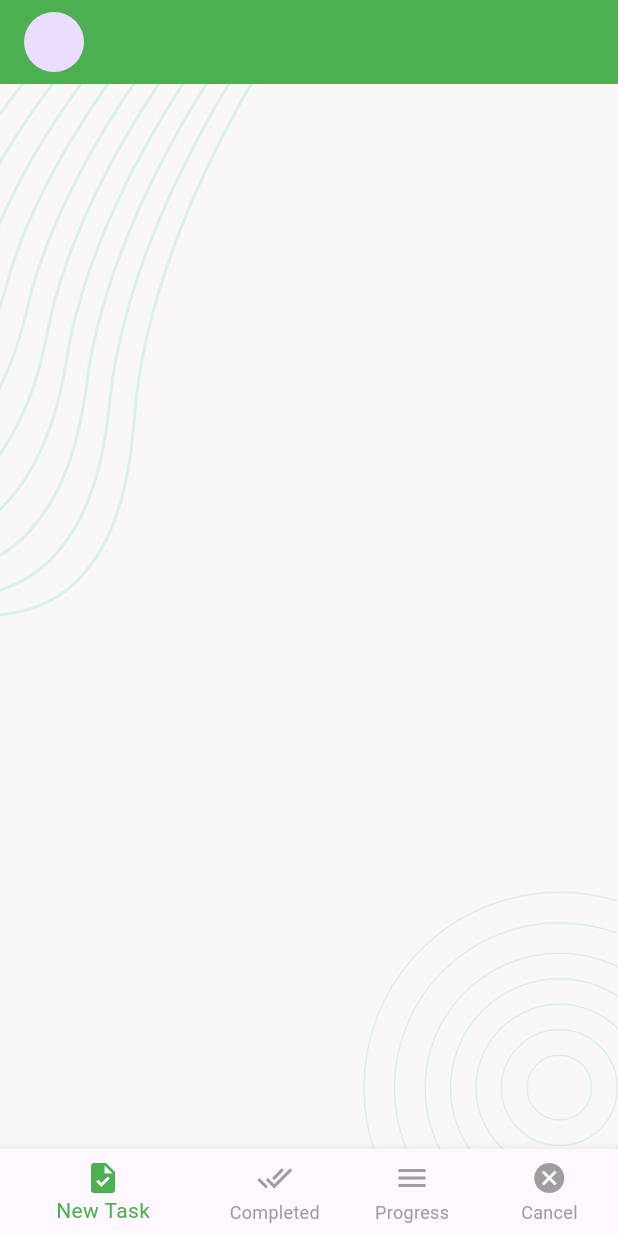
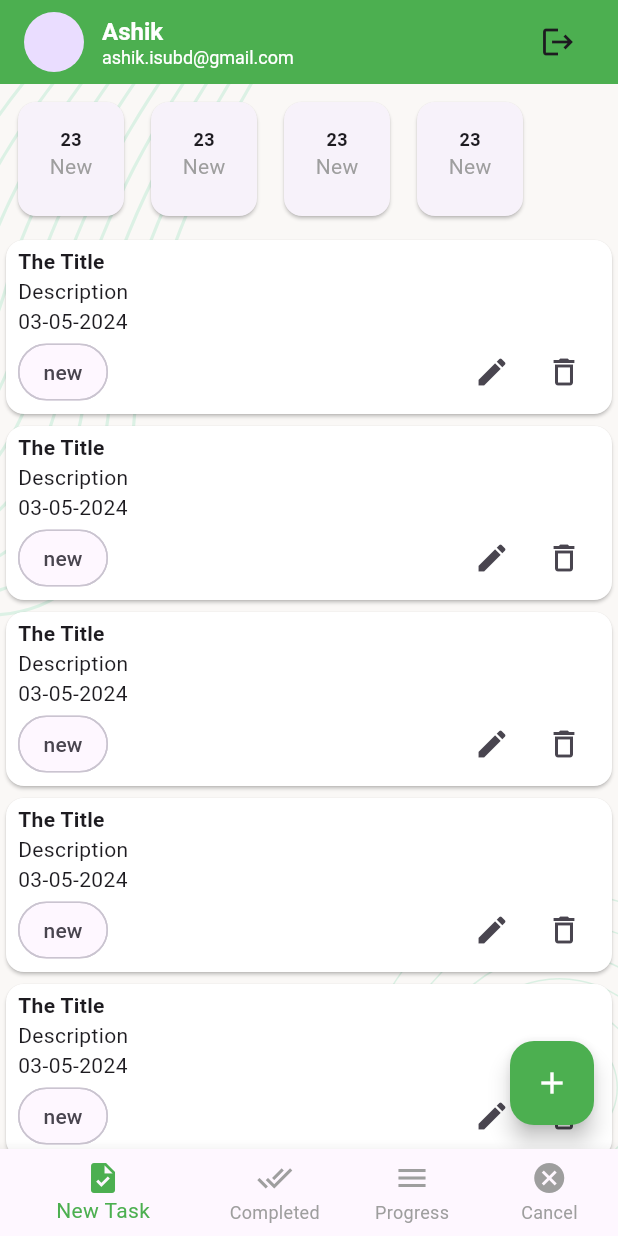
Before and after one commit to ashikisu/task_manager, a Flutter app: the screen it shows after launch, after a tap on the "arrow circle right" icon, on a phone screen of 412 x 824 dp. Run offline on Flutter 3.47's test engine with Material 3 defaults, Android fonts, the phone set to English and light mode, and no system bars; our stand-ins replace flutter_svg, pin_code_fields.

Commit message:
Ui Design

```diff
--- a/lib/app.dart
+++ b/lib/app.dart
@@ -2,12 +2,19 @@ import 'package:flutter/material.dart';
 import 'package:task_manager/presentation/utils/app_colors.dart';
 import 'presentation/screens/auth/splash_screen.dart';
 
-class TaskManager extends StatelessWidget {
+class TaskManager extends StatefulWidget {
   const TaskManager({Key? key}) : super(key: key);
+  static GlobalKey<NavigatorState> navigatorKey= GlobalKey<NavigatorState>();
 
+  @override
+  State<TaskManager> createState() => _TaskManagerState();
+}
+
+class _TaskManagerState extends State<TaskManager> {
   @override
   Widget build(BuildContext context) {
     return MaterialApp(
+      navigatorKey: TaskManager.navigatorKey,
       title: 'Task Managers',
       home:const SplashScreen(),
       theme:ThemeData(
@@ -41,6 +48,12 @@ class TaskManager extends StatelessWidget {
             fontWeight: FontWeight.w600,),
         ),
 
+        chipTheme: ChipThemeData(
+          shape: RoundedRectangleBorder(
+            borderRadius: BorderRadius.circular(50)
+          )
+        )
+
 
 
     ),
--- a/lib/main.dart
+++ b/lib/main.dart
@@ -1,6 +1,5 @@
 import 'package:flutter/material.dart';
 import 'package:task_manager/app.dart';
-import 'presentation/screens/auth/splash_screen.dart';
 
 void main() {
   runApp(const TaskManager());
--- a/lib/presentation/screens/main_bottom_nav_screen.dart
+++ b/lib/presentation/screens/main_bottom_nav_screen.dart
@@ -1,5 +1,8 @@
 import 'package:flutter/material.dart';
+import 'package:task_manager/presentation/screens/cancelled_task_screen.dart';
+import 'package:task_manager/presentation/screens/complete_task_screen.dart';
 import 'package:task_manager/presentation/screens/new_task_screen.dart';
+import 'package:task_manager/presentation/screens/progress_task_screen.dart';
 import 'package:task_manager/presentation/utils/app_colors.dart';
 class MainBottomNavScreen extends StatefulWidget {
   const MainBottomNavScreen({Key? key}) : super(key: key);
@@ -12,9 +15,9 @@ class _MainBottomNavScreenState extends State<MainBottomNavScreen> {
   int _currenSelectedIndex=0;
   final List<Widget> _screens=[
     const NewTaskScreen(),
-    const NewTaskScreen(),
-    const NewTaskScreen(),
-    const NewTaskScreen(),
+    const CompleteTaskScreen(),
+    const ProgressTaskScreen (),
+    const CancelledTaskScreen(),
   ];
   @override
   Widget build(BuildContext context) {
--- a/lib/presentation/screens/new_task_screen.dart
+++ b/lib/presentation/screens/new_task_screen.dart
@@ -1,6 +1,12 @@
+import 'package:flutter/cupertino.dart';
 import 'package:flutter/material.dart';
+import 'package:flutter/widgets.dart';
 import 'package:task_manager/presentation/utils/app_colors.dart';
 import 'package:task_manager/presentation/widget/background_widget.dart';
+import 'package:task_manager/presentation/widget/profile_bar.dart';
+
+import '../widget/task_card.dart';
+import '../widget/task_counter_card.dart';
 class NewTaskScreen extends StatefulWidget {
   const NewTaskScreen({Key? key}) : super(key: key);
 
@@ -12,26 +18,52 @@ class _NewTaskScreenState extends State<NewTaskScreen> {
   @override
   Widget build(BuildContext context) {
     return  Scaffold(
-      appBar: AppBar(
+      appBar: profileAppBar,
+      body: BackgroundWidget(
+
+            child:Column(
+            children: [
+              taskCounterSection,
+              Expanded(
+
+                  child:ListView.builder(
+                      itemCount: 6,
+                      itemBuilder: (context,index){
+
+                    return TaskCard();
+              }
+               )
+              )
+            ],
+          ),
+      ),
+      floatingActionButton: FloatingActionButton(
+        onPressed: () {  },
+        child: Icon(Icons.add,color: Colors.white,),
         backgroundColor: AppColors.themeColor,
-        title: Row(
-          children: [
-            CircleAvatar(),
-            Column(
-              children: [
-                const Text(''),
 
-              ],
-            ),
-          ],
-        ),
-      ),
-      body: BackgroundWidget(
-        child:Column(
-          children: [],
-        ),
       ),
 
     );
   }
+  Widget get taskCounterSection{
+    return SizedBox(
+      height: 100,
+      child: Padding(
+        padding: EdgeInsets.all(8),
+        child: ListView.separated(
+            itemCount: 4,
+            scrollDirection: Axis.horizontal,
+            itemBuilder: (context,index){
+              return const TaskCounterCard(
+                title:'New' , amount: 23,
+              );
+            },
+            separatorBuilder: (_,__){
+              return SizedBox(width:10);
+            }),
+      ),
+    );
+
+  }
 }
--- /dev/null
+++ b/lib/presentation/widget/profile_bar.dart
@@ -0,0 +1,40 @@
+
+import 'package:flutter/material.dart';
+import 'package:task_manager/app.dart';
+
+import '../screens/auth/sing_in_screen.dart';
+import '../utils/app_colors.dart';
+
+PreferredSizeWidget get profileAppBar{
+
+  return  AppBar(
+    backgroundColor: AppColors.themeColor,
+    title: Row(
+      children: [
+        CircleAvatar(),
+
+        SizedBox(width: 12,),
+        Expanded(
+          child: Column(
+            crossAxisAlignment: CrossAxisAlignment.start,
+            children: [
+              const Text('Ashik', style: TextStyle(fontSize: 16,color: Colors.white),),
+              const Text('ashik.isubd@gmail.com',style: TextStyle(fontSize: 12,color: Colors.white,fontWeight: FontWeight.w400),),
+
+            ],
+          ),
+        ),
+        IconButton(onPressed: (){
+          // Navigate from current page (context) to a new page (NewPage)
+          Navigator.pushAndRemoveUntil(
+            TaskManager.navigatorKey.currentState!.context,
+            MaterialPageRoute(builder: (context) => SingInScreen()),(route)=>false
+          );
+
+
+        }, icon: Icon(Icons.logout)),
+      ],
+    ),
+  );
+
+}
--- /dev/null
+++ b/lib/presentation/widget/task_card.dart
@@ -0,0 +1,36 @@
+import 'package:flutter/material.dart';
+
+class TaskCard extends StatelessWidget {
+  const TaskCard({
+    super.key,
+  });
+
+  @override
+  Widget build(BuildContext context) {
+    return Card(
+      color: Colors.white,
+      child: Padding(
+        padding: EdgeInsets.symmetric(horizontal: 8,vertical: 4),
+        child: Column(
+          crossAxisAlignment: CrossAxisAlignment.start,
+          children: [
+            Text('The Title',
+              style: TextStyle(
+                fontWeight: FontWeight.bold,
+              ),),
+            Text('Description'),
+            Text('03-05-2024'),
+            Row(
+              children: [
+                Chip(label: Text('new')),
+                Spacer(),
+                IconButton(onPressed: (){}, icon: Icon(Icons.edit)),
+                IconButton(onPressed: (){}, icon: Icon(Icons.delete_outline)),
+              ],
+            )
+
+          ],                    ),
+      ),
+    );
+  }
+}
--- /dev/null
+++ b/lib/presentation/widget/task_counter_card.dart
@@ -0,0 +1,34 @@
+import 'package:flutter/material.dart';
+
+class TaskCounterCard extends StatelessWidget {
+  const TaskCounterCard({
+    super.key, required this.amount, required this.title,
+  });
+
+  final int amount;
+  final String title;
+
+  @override
+  Widget build(BuildContext context) {
+    return Card(
+      child: Padding(
+
+        padding: EdgeInsets.symmetric(horizontal: 21,vertical: 16),
+        child: Column(
+          children: [
+            Text('$amount',
+              style: TextStyle(
+                fontWeight: FontWeight.bold,
+                fontSize: 12,
+
+              ),),
+            Text('$title',style: TextStyle(
+                color: Colors.grey
+            ),),
+
+          ],
+        ),
+      ),
+    );
+  }
+}
```
Also changed, not shown: lib/presentation/screens/add_new_task_screen.dart (added, +15 -0 lines), lib/presentation/screens/cancelled_task_screen.dart (added, +32 -0 lines), lib/presentation/screens/complete_task_screen.dart (added, +34 -0 lines), lib/presentation/screens/progress_task_screen.dart (added, +32 -0 lines), pubspec.yaml (+6 -33 lines), pubspec.lock, 1 other file.
